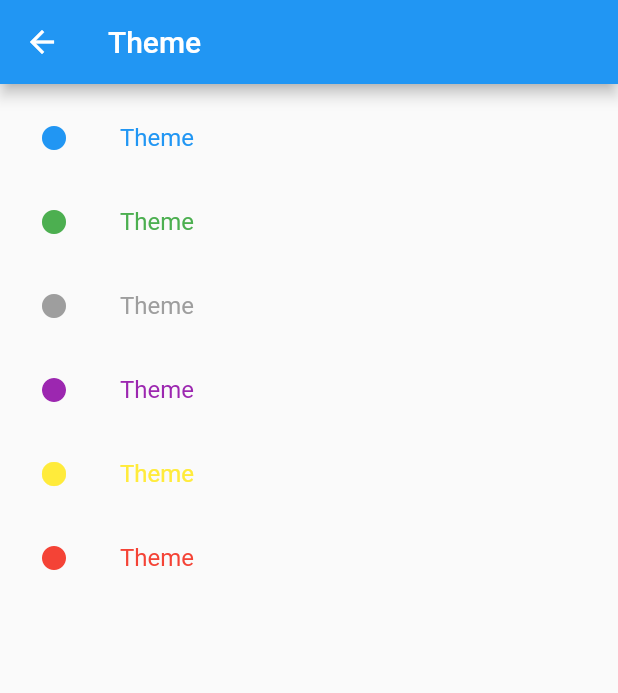
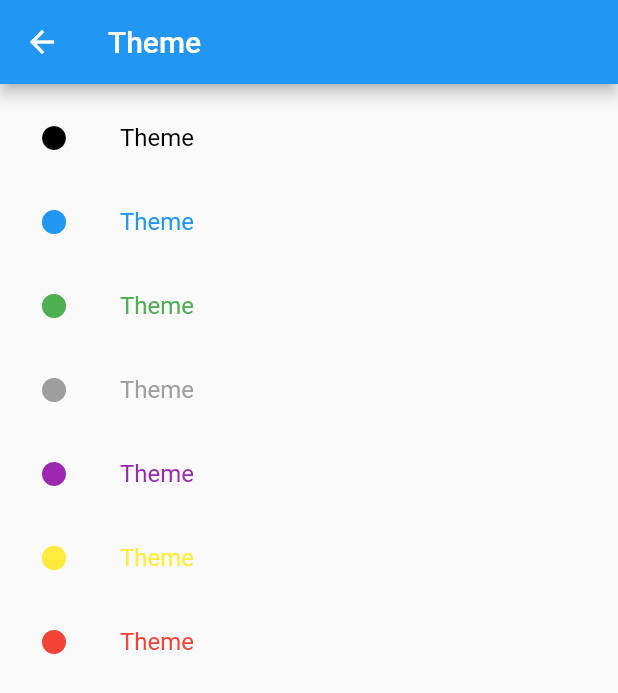
Before and after one commit to JKXY/flutter_first_demo, a Flutter app: the ThemePage screen opened directly, on a phone screen of 412 x 824 dp. Shown: the top 693 px of the screen. Run offline on Flutter 3.47's test engine with Material 2 defaults, Android fonts, the phone set to English and light mode, and no system bars; our stand-ins replace fluttertoast, share, shared_preferences, sqflite, webview_flutter; missing offline and left inert: flutter_barcode_scanner; accounts and stored records are empty; network calls fail.

Commit message:
添加夜间主题；实现透明状态栏

```diff
--- a/lib/ui/pocket_book_page.dart
+++ b/lib/ui/pocket_book_page.dart
@@ -175,8 +175,8 @@ class PocaketBookState extends State<PocaketBookPage> {
           return Container(
             decoration: BoxDecoration(
               color: Colors.white,
-              borderRadius: new BorderRadius.vertical(
-                top: new Radius.circular(15.0),
+              borderRadius: BorderRadius.vertical(
+                top: Radius.circular(15.0),
                 //bottom: new Radius.circular(20.0),
               ),
             ),
--- a/lib/ui/theme_page.dart
+++ b/lib/ui/theme_page.dart
@@ -23,6 +23,7 @@ class ThemePageState extends State<ThemePage> {
   }
 
   var _theme = [
+    Colors.black,
     Colors.blue,
     Colors.green,
     Colors.grey,
@@ -45,16 +46,16 @@ class ThemePageState extends State<ThemePage> {
 }
 
 
-_saveThemeColor(MaterialColor themeColor) async {
+_saveThemeColor(Color themeColor) async {
   SharedPreferences prefs = await SharedPreferences.getInstance();
   await prefs.setInt("ThemeColor", themeColor.value);
 }
 
 class AppInfoProvider with ChangeNotifier {
-  MaterialColor _themeColor;
-  MaterialColor get themeColor => _themeColor;
+  Color _themeColor;
+  Color get themeColor => _themeColor;
 
-  setTheme(MaterialColor themeColor) {
+  setTheme(Color themeColor) {
     _themeColor = themeColor;
     _saveThemeColor(themeColor);
     notifyListeners();
```
Also changed, not shown: lib/main.dart (+23 -3 lines).
